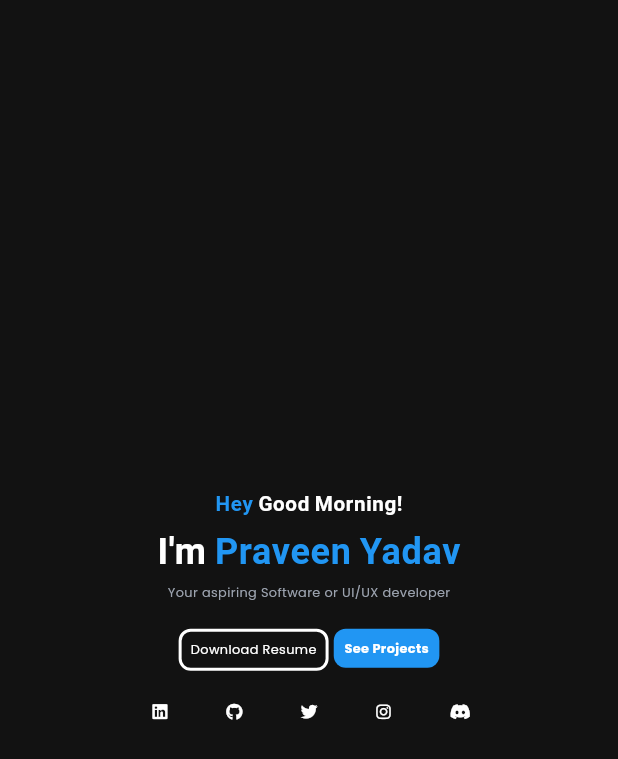
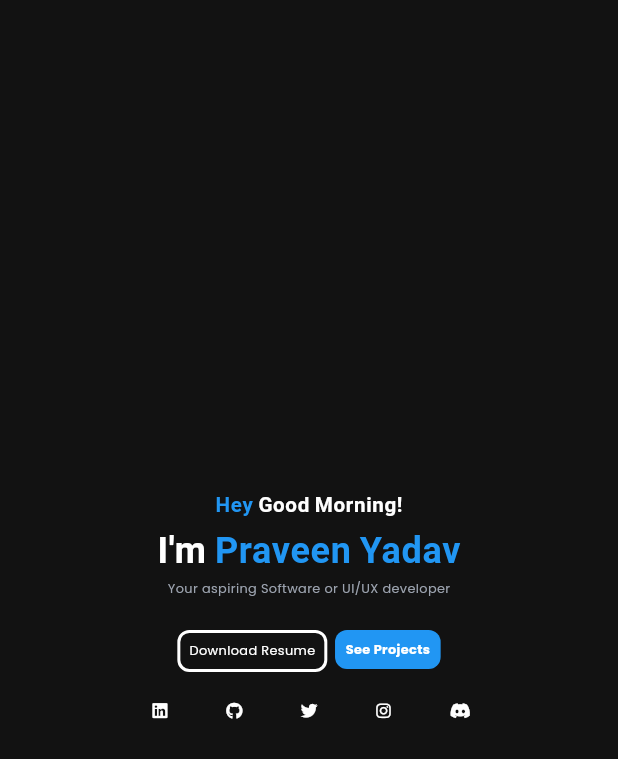
Before and after one commit to pytw/portfolio, a Flutter app: the _IntroSection widget shown alone on an empty page, opened directly with empty values, on a phone screen of 412 x 824 dp. Shown: the top 759 px of the screen. Run offline on Flutter 3.47's test engine with Material 3 defaults, Android fonts, the phone set to English and light mode, and no system bars; our stand-ins replace firebase_core, flutter_screenutil, flutter_svg, font_awesome_flutter, go_router, google_fonts and 1 more; accounts and stored records are empty; statements that could not run were skipped.

Commit message:
responsive

```diff
--- a/lib/screens/home_screen.dart
+++ b/lib/screens/home_screen.dart
@@ -103,7 +103,7 @@ class _HomeScreenState extends State<HomeScreen> {
                         key: _homeKey,
                         margin: EdgeInsets.symmetric(
                             vertical: 0.025.sh.h),
-                        height: ((screenType == ScreenType.mobile?0.4:0.8)*screenHeight).h,
+                        height: ((screenType == ScreenType.mobile?0.3:0.8)*screenHeight).h,
                         child: ColoredBox(
                           color: Colors.red,
                           child: HeroSection(onSectionSelected: (String section) {
--- a/lib/screens/sections/hero_section.dart
+++ b/lib/screens/sections/hero_section.dart
@@ -141,7 +141,7 @@ class _IntroSection extends StatelessWidget {
           headingFontSize: screenType==ScreenType.mobile?64.sp:32.sp,
           alignment: Alignment.center,
         ),
-        SizedBox(height: screenType==ScreenType.mobile?4.h:10.h),
+        SizedBox(height: screenType==ScreenType.mobile?2.h:10.h),
         CustomHeader(
           titleText: "I'm ",
           titleColor: Theme.of(context).colorScheme.onPrimary,
@@ -152,7 +152,7 @@ class _IntroSection extends StatelessWidget {
           headingFontSize: screenType==ScreenType.mobile?112.sp:56.sp,
           alignment: Alignment.center,
         ),
-        SizedBox(height: screenType==ScreenType.mobile?4.h:10.h),
+        SizedBox(height: screenType==ScreenType.mobile?2.h:10.h),
         Text(
           "Your aspiring Software or UI/UX developer",
           style: TextStyle(
@@ -160,7 +160,7 @@ class _IntroSection extends StatelessWidget {
             fontSize: screenType==ScreenType.mobile?40.sp:20.sp,
           ),
         ),
-        SizedBox(height: screenType==ScreenType.mobile?24.h:48.h),
+        SizedBox(height: screenType==ScreenType.mobile?28.h:48.h),
         Wrap(
           children: [
             CustomButton(
@@ -186,7 +186,7 @@ class _IntroSection extends StatelessWidget {
               hoverEffects: const [HoverEffect.borderColor],
               clickEffects: const [ClickEffect.borderColor],
             ),
-            SizedBox(width: 16.w),
+            SizedBox(width: screenType==ScreenType.mobile?24.w:16.w),
             CustomButton(
               onPressed: () {
                 onSectionSelected("Projects");
@@ -202,7 +202,7 @@ class _IntroSection extends StatelessWidget {
             ),
           ],
         ),
-        SizedBox(height: screenType==ScreenType.mobile?4.h:10.h),
+        SizedBox(height: screenType==ScreenType.mobile?2.h:10.h),
         Wrap(
           children: [
             _buildSocialIconButton(
```
